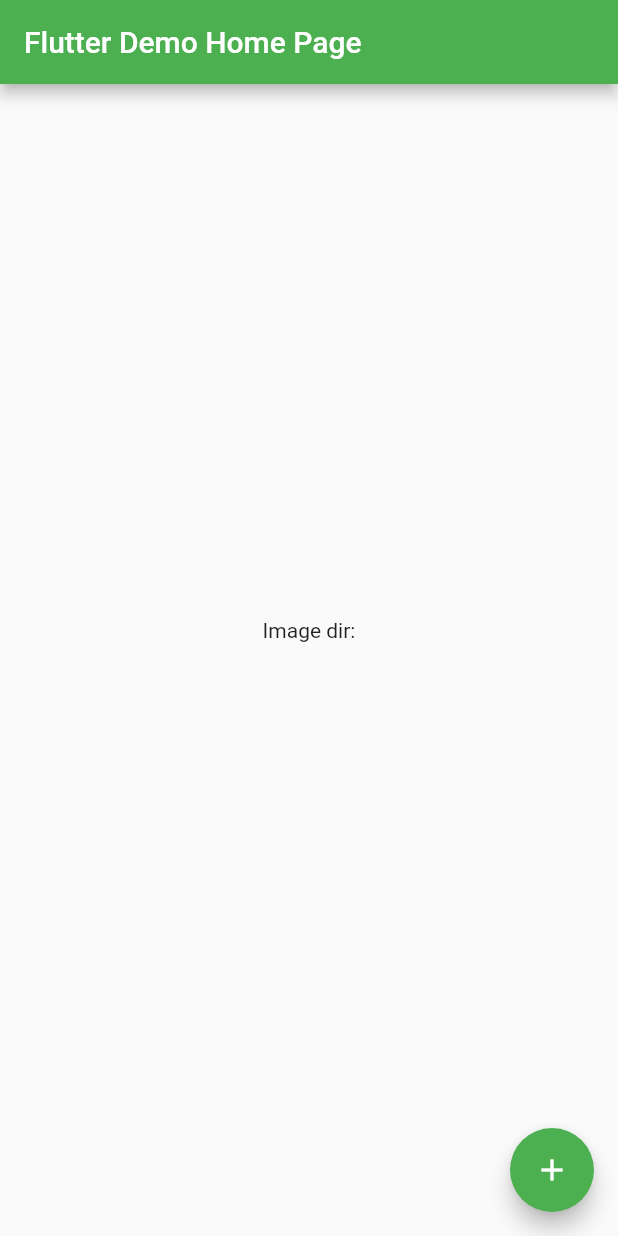
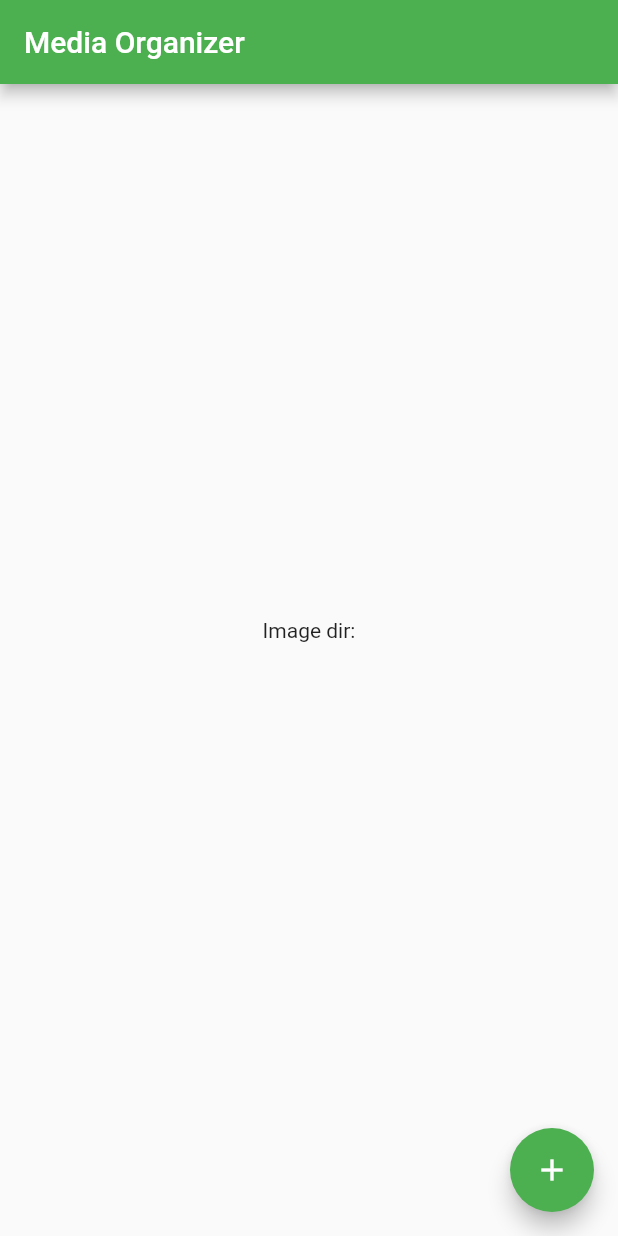
Before and after one commit to hweij/media_browser_flutter, a Flutter app: the screen it shows after launch, on a phone screen of 412 x 824 dp. Run offline on Flutter 3.47's test engine with Material 2 defaults, Android fonts, the phone set to English and light mode, and no system bars; our stand-ins replace file_picker.

Commit message:
feat: change windows title bar text

```diff
--- a/lib/main.dart
+++ b/lib/main.dart
@@ -16,9 +16,9 @@ class MyApp extends StatelessWidget {
   @override
   Widget build(BuildContext context) {
     return MaterialApp(
-      title: 'Flutter Demo',
+      title: 'Media Organizer',
       theme: ThemeData(primarySwatch: Colors.green),
-      home: const MyHomePage(title: 'Flutter Demo Home Page'),
+      home: const MyHomePage(title: 'Media Organizer'),
     );
   }
 }
```
Also changed, not shown: 1 other file.
